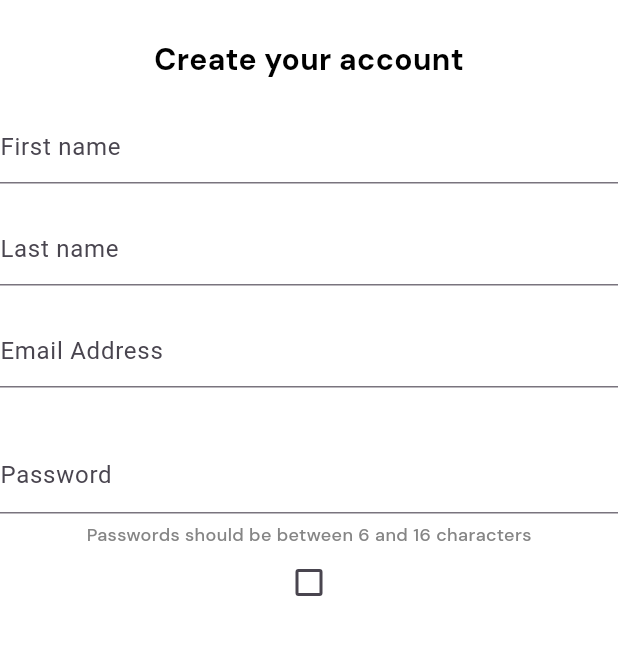
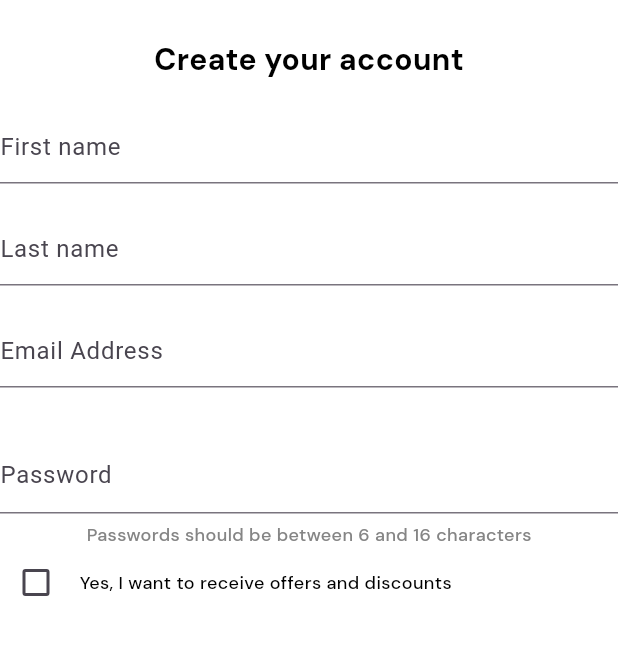
Before and after one commit to FlutterZawya/Talabat_App, a Flutter app: the screen it shows after launch, on a phone screen of 412 x 824 dp, the part 61-716 px from its top. Run offline on Flutter 3.47's test engine with Material 3 defaults, Android fonts, the phone set to English and light mode, and no system bars; our stand-ins replace device_preview, flutter_spinkit, flutter_svg, go_router.

Commit message:
create custom check box

```diff
--- /dev/null
+++ b/lib/features/auth/presentation/views/widgets/custom_check_box.dart
@@ -0,0 +1,27 @@
+import 'package:flutter/material.dart';
+import 'package:talabat_app/core/utils/styles/app_colors.dart';
+import 'package:talabat_app/core/utils/styles/app_styles.dart';
+
+class CustomCheckBox extends StatelessWidget {
+  const CustomCheckBox({super.key, this.onChanged, this.value});
+  final void Function(bool?)? onChanged;
+  final bool? value;
+  @override
+  Widget build(BuildContext context) {
+    return Row(
+      children: [
+        Checkbox(
+          value: value,
+          onChanged: onChanged,
+          activeColor: AppColors.main,
+          splashRadius: 0.5,
+        ),
+        SizedBox(width: 5),
+        Text(
+          'Yes, I want to receive offers and discounts',
+          style: AppStyles.medium12.copyWith(color: AppColors.black),
+        ),
+      ],
+    );
+  }
+}
```
Also changed, not shown: lib/features/auth/presentation/views/widgets/custom_sign_up_form.dart (+6 -6 lines).
